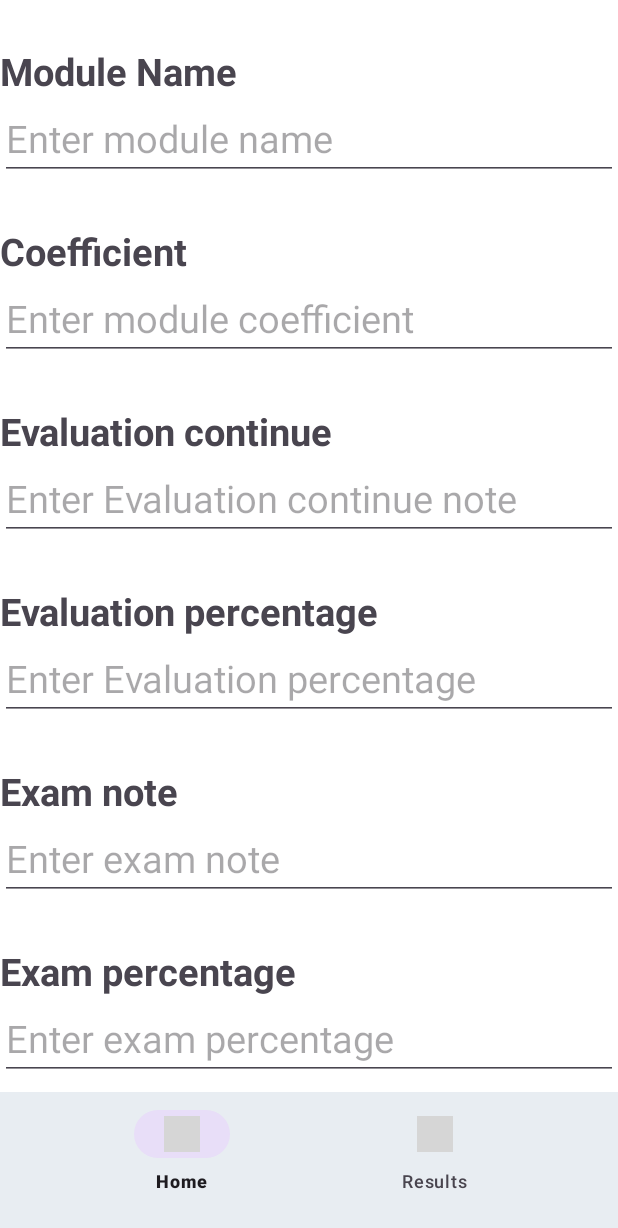
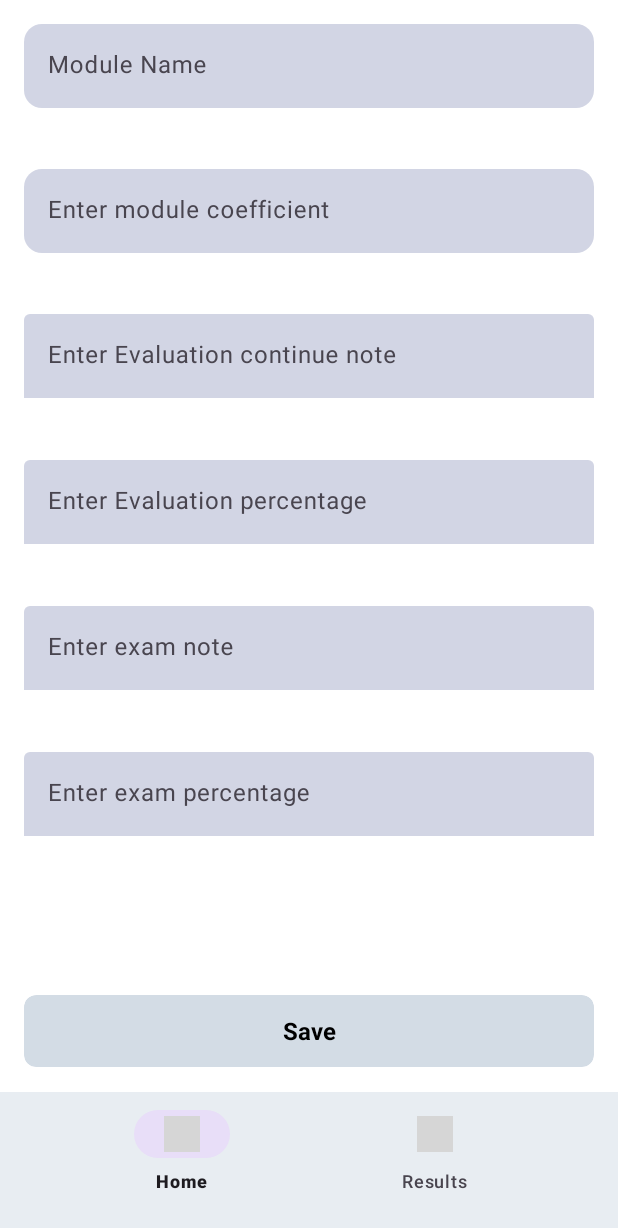
Before and after one commit to HadilGuellaz/Guess_Results, an Android app: the fragment DataFragment placed in its activity, on a phone screen of 412 x 824 dp. Shown: the top 1228 px of the screen. Run offline under Robolectric (Android 15) with nearby library versions, the phone set to English and light mode, and no system bars; grey boxes are pictures that could not be loaded.

Commit message:
Layout enhancements

```diff
--- a/app/src/main/AndroidManifest.xml
+++ b/app/src/main/AndroidManifest.xml
@@ -6,9 +6,9 @@
         android:allowBackup="true"
         android:dataExtractionRules="@xml/data_extraction_rules"
         android:fullBackupContent="@xml/backup_rules"
-        android:icon="@mipmap/ic_launcher"
+        android:icon="@mipmap/img"
         android:label="@string/app_name"
-        android:roundIcon="@mipmap/ic_launcher_round"
+        android:roundIcon="@mipmap/img"
         android:supportsRtl="true"
         android:theme="@style/Theme.Guess_Results"
         tools:targetApi="31">
--- a/app/src/main/java/com/example/guess_results/DBHelper.java
+++ b/app/src/main/java/com/example/guess_results/DBHelper.java
@@ -73,7 +73,6 @@ public class DBHelper extends SQLiteOpenHelper {
 
             if (cursor != null && cursor.moveToFirst()) {
                 do {
-                    // Récupérer les valeurs des colonnes dans la base de données
                     int id = cursor.getInt(cursor.getColumnIndexOrThrow(COLUMN_ID));
                     String name = cursor.getString(cursor.getColumnIndexOrThrow(COLUMN_NAME));
                     float coef = cursor.getFloat(cursor.getColumnIndexOrThrow(COLUMN_COEF));
@@ -82,15 +81,13 @@ public class DBHelper extends SQLiteOpenHelper {
                     float exam = cursor.getFloat(cursor.getColumnIndexOrThrow(COLUMN_EXAM));
                     float examPerc = cursor.getFloat(cursor.getColumnIndexOrThrow(COLUMN_EXAM_PERC));
 
-                    // Créer un objet Module et l'ajouter à la liste
                     Module module = new Module(id, name, coef, eval, evalPerc, exam, examPerc);
                     modules.add(module);
                 } while (cursor.moveToNext());
             }
         } catch (Exception e) {
-            e.printStackTrace(); // Loguer l'erreur pour debugger si nécessaire
+            e.printStackTrace();
         } finally {
-            // Fermeture des ressources dans le bloc finally pour éviter les fuites de mémoire
             if (cursor != null) {
                 cursor.close();
             }
--- a/app/src/main/java/com/example/guess_results/MainActivity.java
+++ b/app/src/main/java/com/example/guess_results/MainActivity.java
@@ -1,6 +1,9 @@
 package com.example.guess_results;
 
+import android.os.Build;
 import android.os.Bundle;
+import android.view.Window;
+import android.view.WindowManager;
 
 import androidx.activity.EdgeToEdge;
 import androidx.appcompat.app.AppCompatActivity;
@@ -19,11 +22,21 @@ public class MainActivity extends AppCompatActivity {
         EdgeToEdge.enable(this);
         setContentView(R.layout.activity_main);
 
+
+
+        if (Build.VERSION.SDK_INT >= Build.VERSION_CODES.P) {
+            Window window = getWindow();
+            WindowManager.LayoutParams layoutParams = window.getAttributes();
+            window.setStatusBarColor(getResources().getColor(R.color.cardColor)); // Replace with your color resource
+            window.setNavigationBarColor(getResources().getColor(R.color.cardColor)); // Optional: For navigation bar color
+            layoutParams.layoutInDisplayCutoutMode = WindowManager.LayoutParams.LAYOUT_IN_DISPLAY_CUTOUT_MODE_NEVER;
+            window.setAttributes(layoutParams);
+        }
+
         BottomNavigationView bottomNav = findViewById(R.id.bottom_navigation);
         bottomNav.setSelectedItemId(R.id.nav_home);
         bottomNav.setOnItemSelectedListener(navListener);
 
-        // Set default fragment on launch
         if (savedInstanceState == null) {
             getSupportFragmentManager().beginTransaction()
                     .replace(R.id.fragment_container, new HomeFragment())
@@ -31,7 +44,6 @@ public class MainActivity extends AppCompatActivity {
         }
     }
 
-    // Navigation Listener for Bottom Navigation View
     private final NavigationBarView.OnItemSelectedListener navListener =
             item -> {
                 Fragment selectedFragment = null;
--- a/app/src/main/java/com/example/guess_results/ModuleAdapter.java
+++ b/app/src/main/java/com/example/guess_results/ModuleAdapter.java
@@ -61,6 +61,7 @@ public class ModuleAdapter extends ArrayAdapter<Module> {
     private void navigateToEditDataFragment(int position) {
         Module moduleToEdit = modules.get(position);
         EditDataFragment editDataFragment = new EditDataFragment();
+
         Bundle bundle = new Bundle();
         bundle.putInt("modulePosition", position);
         bundle.putParcelable("module", moduleToEdit);
--- a/app/src/main/java/com/example/guess_results/fragments/DataFragment.java
+++ b/app/src/main/java/com/example/guess_results/fragments/DataFragment.java
@@ -4,8 +4,6 @@ import android.os.Bundle;
 import android.view.LayoutInflater;
 import android.view.View;
 import android.view.ViewGroup;
-import android.widget.Button;
-import android.widget.EditText;
 import android.widget.Toast;
 
 import androidx.annotation.NonNull;
@@ -14,11 +12,14 @@ import androidx.fragment.app.Fragment;
 
 import com.example.guess_results.DBHelper;
 import com.example.guess_results.R;
+import com.google.android.material.card.MaterialCardView;
+import com.google.android.material.textfield.TextInputEditText;
+import com.google.android.material.textfield.TextInputLayout;
 
 public class DataFragment extends Fragment {
 
-    private EditText name, coef, eval, evalPerc, exam, examPerc;
-    private Button saveButton;
+    private TextInputEditText name, coef, eval, evalPerc, exam, examPerc;
+    private MaterialCardView saveButton;
     private View view;
 
     @Nullable
@@ -44,8 +45,7 @@ public class DataFragment extends Fragment {
 
                 if (id != -1) {
                     Toast.makeText(getActivity(), "Données enregistrées avec succès!", Toast.LENGTH_SHORT).show();
-                    // Return specifically to the ModuleFragment
-                    getParentFragmentManager().popBackStack("ModuleFragment", 0);
+                    getParentFragmentManager().popBackStack("ModuleFragment", 1);
                 } else {
                     Toast.makeText(getActivity(), "Erreur lors de l'enregistrement des données!", Toast.LENGTH_SHORT).show();
                 }
@@ -58,12 +58,12 @@ public class DataFragment extends Fragment {
     }
 
     private void init() {
-        name = view.findViewById(R.id.name);
-        coef = view.findViewById(R.id.coef);
-        eval = view.findViewById(R.id.eval);
-        evalPerc = view.findViewById(R.id.eval_perc);
-        exam = view.findViewById(R.id.exam);
-        examPerc = view.findViewById(R.id.exam_perc);
+        name = view.findViewById(R.id.edit_name);
+        coef = view.findViewById(R.id.edit_coef);
+        eval = view.findViewById(R.id.edit_eval);
+        evalPerc = view.findViewById(R.id.edit_eval_perc);
+        exam = view.findViewById(R.id.edit_exam);
+        examPerc = view.findViewById(R.id.edit_exam_perc);
         saveButton = view.findViewById(R.id.save);
     }
 
--- a/app/src/main/java/com/example/guess_results/fragments/HomeFragment.java
+++ b/app/src/main/java/com/example/guess_results/fragments/HomeFragment.java
@@ -36,7 +36,7 @@ public class HomeFragment extends Fragment {
         ModuleFragment moduleFragment = new ModuleFragment();
         FragmentTransaction transaction = getParentFragmentManager().beginTransaction();
         transaction.replace(R.id.fragment_container, moduleFragment);
-        transaction.addToBackStack(null); // Allows back navigation
+        transaction.addToBackStack(null);
         transaction.commit();
     }
 }
--- a/app/src/main/res/layout/activity_data.xml
+++ b/app/src/main/res/layout/activity_data.xml
@@ -5,104 +5,152 @@
     android:id="@+id/main"
     android:layout_width="match_parent"
     android:layout_height="match_parent"
-    android:orientation="vertical"
-    tools:context=".MainActivity">
+    android:padding="16dp"
+    android:orientation="vertical">
 
-    <!-- Module name -->
-    <TextView
-        android:layout_width="wrap_content"
-        android:layout_height="wrap_content"
-        android:text="Module Name"
-        android:textSize="25dp"
-        android:textStyle="bold"
-        android:layout_marginTop="30dp"/>
-    <EditText
+    <!-- Module Name -->
+    <com.google.android.material.textfield.TextInputLayout
         android:id="@+id/name"
+        style="?attr/textInputFilledStyle"
         android:layout_width="match_parent"
-        android:layout_height="wrap_content"
-        android:hint="Enter module name "
-        android:textSize="25dp"/>
+        android:layout_height="0dp"
+        android:layout_weight="0.6"
+        android:hint="Module Name"
+        app:boxBackgroundMode="filled"
+        app:boxCornerRadiusTopStart="12dp"
+        app:boxCornerRadiusTopEnd="12dp"
+        app:boxCornerRadiusBottomStart="12dp"
+        app:boxCornerRadiusBottomEnd="12dp"
+        app:boxBackgroundColor="@color/cardColor"
+        app:boxStrokeColor="@android:color/transparent"
+        app:boxStrokeWidth="0dp">
 
-    <!-- coefficient  -->
-    <TextView
-        android:layout_width="wrap_content"
-        android:layout_height="wrap_content"
-        android:text="Coefficient"
-        android:textSize="25dp"
-        android:textStyle="bold"
-        android:layout_marginTop="30dp"/>
-    <EditText
+        <com.google.android.material.textfield.TextInputEditText
+            android:id="@+id/edit_name"
+            android:layout_width="match_parent"
+            android:layout_height="wrap_content"/>
+    </com.google.android.material.textfield.TextInputLayout>
+
+    <!-- Coefficient -->
+    <com.google.android.material.textfield.TextInputLayout
         android:id="@+id/coef"
+        style="?attr/textInputFilledStyle"
         android:layout_width="match_parent"
-        android:layout_height="wrap_content"
-        android:hint="Enter module coefficient  "
-        android:textSize="25dp"/>
+        android:layout_height="0dp"
+        android:layout_weight="0.6"
+        android:hint="Enter module coefficient"
+        app:boxBackgroundMode="filled"
+        app:boxCornerRadiusTopStart="12dp"
+        app:boxCornerRadiusTopEnd="12dp"
+        app:boxCornerRadiusBottomStart="12dp"
+        app:boxCornerRadiusBottomEnd="12dp"
+        app:boxBackgroundColor="@color/cardColor"
+        app:boxStrokeColor="@android:color/transparent"
+        app:boxStrokeWidth="0dp">
 
-    <!-- Evaluation continue  -->
-    <TextView
-        android:layout_width="wrap_content"
-        android:layout_height="wrap_content"
-        android:text="Evaluation continue"
-        android:textSize="25dp"
-        android:textStyle="bold"
-        android:layout_marginTop="30dp"/>
-    <EditText
+        <com.google.android.material.textfield.TextInputEditText
+            android:id="@+id/edit_coef"
+            android:layout_width="match_parent"
+            android:layout_height="wrap_content"/>
+    </com.google.android.material.textfield.TextInputLayout>
+
+    <!-- Evaluation Continue -->
+    <com.google.android.material.textfield.TextInputLayout
         android:id="@+id/eval"
+        style="?attr/textInputFilledStyle"
         android:layout_width="match_parent"
-        android:layout_height="wrap_content"
-        android:hint="Enter Evaluation continue note "
-        android:textSize="25dp"/>
+        android:layout_height="0dp"
+        android:layout_weight="0.6"
+        android:hint="Enter Evaluation continue note"
+        app:boxBackgroundMode="filled"
+        app:boxBackgroundColor="@color/cardColor"
+        app:boxStrokeColor="@android:color/transparent"
+        app:boxStrokeWidth="0dp">
 
-    <!-- Evaluation continue % -->
-    <TextView
-        android:layout_width="wrap_content"
-        android:layout_height="wrap_content"
-        android:text="Evaluation percentage"
-        android:textSize="25dp"
-        android:textStyle="bold"
-        android:layout_marginTop="30dp"/>
-    <EditText
+        <com.google.android.material.textfield.TextInputEditText
+            android:id="@+id/edit_eval"
+            android:layout_width="match_parent"
+            android:layout_height="wrap_content"/>
+    </com.google.android.material.textfield.TextInputLayout>
+
+    <!-- Evaluation Percentage -->
+    <com.google.android.material.textfield.TextInputLayout
         android:id="@+id/eval_perc"
+        style="?attr/textInputFilledStyle"
         android:layout_width="match_parent"
-        android:layout_height="wrap_content"
-        android:hint="Enter Evaluation percentage "
-        android:textSize="25dp"/>
+        android:layout_height="0dp"
+        android:layout_weight="0.6"
+        android:hint="Enter Evaluation percentage"
+        app:boxBackgroundMode="filled"
+        app:boxBackgroundColor="@color/cardColor"
+        app:boxStrokeColor="@android:color/transparent"
+        app:boxStrokeWidth="0dp">
 
-    <!-- Exam -->
-    <TextView
-        android:layout_width="wrap_content"
-        android:layout_height="wrap_content"
-        android:text="Exam note"
-        android:textSize="25dp"
-        android:textStyle="bold"
-        android:layout_marginTop="30dp"/>
-    <EditText
+        <com.google.android.material.textfield.TextInputEditText
+            android:id="@+id/edit_eval_perc"
+            android:layout_width="match_parent"
+            android:layout_height="wrap_content"/>
+    </com.google.android.material.textfield.TextInputLayout>
+
+    <!-- Exam Note -->
+    <com.google.android.material.textfield.TextInputLayout
         android:id="@+id/exam"
+        style="?attr/textInputFilledStyle"
         android:layout_width="match_parent"
-        android:layout_height="wrap_content"
-        android:hint="Enter exam note  "
-        android:textSize="25dp"/>
+        android:layout_height="0dp"
+        android:layout_weight="0.6"
+        android:hint="Enter exam note"
+        app:boxBackgroundMode="filled"
+        app:boxBackgroundColor="@color/cardColor"
+        app:boxStrokeColor="@android:color/transparent"
+        app:boxStrokeWidth="0dp">
 
-    <!-- Exam% -->
-    <TextView
-        android:layout_width="wrap_content"
-        android:layout_height="wrap_content"
-        android:text="Exam percentage"
-        android:textSize="25dp"
-        android:textStyle="bold"
-        android:layout_marginTop="30dp"/>
-    <EditText
+        <com.google.android.material.textfield.TextInputEditText
+            android:id="@+id/edit_exam"
+            android:layout_width="match_parent"
+            android:layout_height="wrap_content"/>
+    </com.google.android.material.textfield.TextInputLayout>
+
+    <!-- Exam Percentage -->
+    <com.google.android.material.textfield.TextInputLayout
         android:id="@+id/exam_perc"
+        style="?attr/textInputFilledStyle"
         android:layout_width="match_parent"
-        android:layout_height="wrap_content"
-        android:hint="Enter exam percentage "
-        android:textSize="25dp"/>
+        android:layout_height="0dp"
+        android:layout_weight="1"
+        android:hint="Enter exam percentage"
+        app:boxBackgroundMode="filled"
+        app:boxBackgroundColor="@color/cardColor"
+        app:boxStrokeColor="@android:color/transparent"
+        app:boxStrokeWidth="0dp">
 
-<!--Button -->
-    <Button
+        <com.google.android.material.textfield.TextInputEditText
+            android:id="@+id/edit_exam_perc"
+            android:layout_width="match_parent"
+            android:layout_height="wrap_content"/>
+    </com.google.android.material.textfield.TextInputLayout>
+
+    <!-- Save Button -->
+    <com.google.android.material.card.MaterialCardView
         android:id="@+id/save"
         android:layout_width="match_parent"
-        android:layout_height="wrap_content"
-        android:text="save"
-        android:textSize="25dp"/>
+        android:layout_height="48dp"
+        android:layout_gravity="center"
+        app:cardBackgroundColor="@color/cardColor"
+        android:elevation="4dp"
+        app:strokeWidth="0dp"
+        app:cardCornerRadius="8dp">
+
+        <TextView
+            android:layout_width="match_parent"
+            android:layout_height="match_parent"
+            android:gravity="center"
+            android:text="Save"
+            android:textAlignment="center"
+            android:textSize="16sp"
+            android:textColor="@android:color/black"
+            android:textStyle="bold" />
+
+    </com.google.android.material.card.MaterialCardView>
+
 </LinearLayout>
```
Also changed, not shown: app/src/main/java/com/example/guess_results/Module.java (+29 -1 lines), app/src/main/java/com/example/guess_results/fragments/EditDataFragment.java (+14 -16 lines), app/src/main/java/com/example/guess_results/fragments/ModuleFragment.java (+4 -5 lines), app/src/main/java/com/example/guess_results/fragments/ResultsFragment.java (+5 -10 lines), app/src/main/res/drawable/border_right.xml (added, +9 -0 lines), app/src/main/res/drawable/sharp.xml (added, +7 -0 lines), app/src/main/res/layout/activity_home_screen.xml (+6 -3 lines), app/src/main/res/layout/activity_results.xml (+30 -12 lines), app/src/main/res/drawable/career1.png (added), app/src/main/res/drawable/ntic.png (added), app/src/main/res/mipmap-xhdpi/img.png (added).
